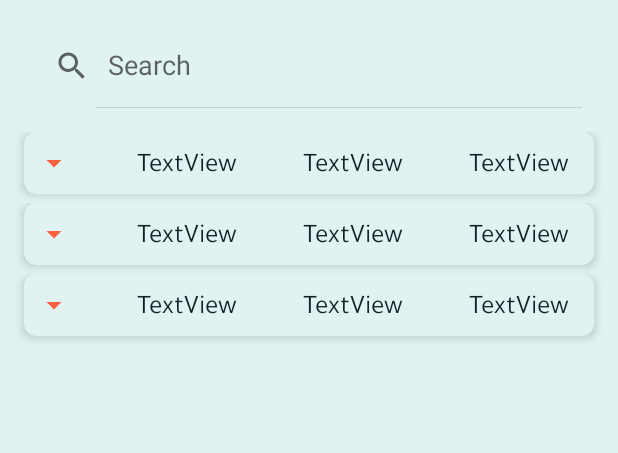
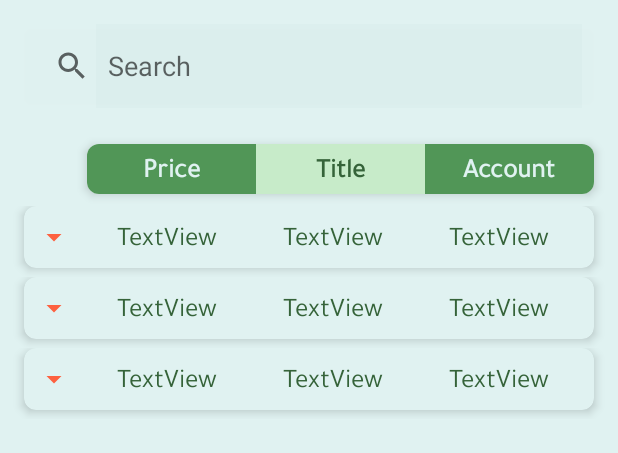
Before and after one commit to SerapErcel/Trickle, an Android app: the layout fragment_transaction.xml on its own in the app's theme, with its tools: preview values and no code run, on a phone screen of 412 x 824 dp. Shown: the top 453 px of the screen. Run offline under Robolectric (Android 15) with nearby library versions, the light colour scheme and no system bars.

Commit message:
Update transactions design

```diff
--- a/app/src/main/res/layout/fragment_transaction.xml
+++ b/app/src/main/res/layout/fragment_transaction.xml
@@ -11,23 +11,90 @@
         android:layout_width="match_parent"
         android:layout_height="?attr/actionBarSize"
         android:layout_margin="16dp"
-        android:backgroundTint="@color/primaryColor"
+        android:queryHint="Search"
         android:elevation="8dp"
+        android:queryBackground="@color/primaryColorTransparent"
+        android:background="@color/primaryColorTransparent"
+        android:backgroundTint="@color/primaryColorTransparent"
         android:iconifiedByDefault="false"
-        android:queryHint="Search"
         app:layout_constraintEnd_toEndOf="parent"
         app:layout_constraintStart_toStartOf="parent"
         app:layout_constraintTop_toTopOf="parent" />
+
+    <androidx.cardview.widget.CardView
+        android:id="@+id/cvTitles"
+        android:layout_width="0dp"
+        android:layout_marginStart="58dp"
+        android:layout_marginTop="24dp"
+        android:layout_marginEnd="16dp"
+        android:layout_height="wrap_content"
+        app:cardElevation="4dp"
+        app:cardCornerRadius="8dp"
+        app:layout_constraintBottom_toTopOf="@+id/rvLastTransactions"
+        app:layout_constraintEnd_toEndOf="parent"
+        app:layout_constraintStart_toStartOf="parent"
+        app:layout_constraintTop_toBottomOf="@id/searchView">
+
+        <LinearLayout
+            android:id="@+id/layoutTitles"
+            android:layout_width="match_parent"
+            android:layout_height="match_parent">
+
+            <com.google.android.material.textview.MaterialTextView
+                android:id="@+id/tvPriceTitle"
+                android:layout_width="match_parent"
+                android:layout_height="wrap_content"
+                android:layout_weight="1"
+                android:background="@color/titleBackgroundColor2"
+                android:textColor="@color/textColor"
+                android:paddingTop="4dp"
+                android:paddingBottom="4dp"
+                android:text="@string/price"
+                android:textAlignment="center"
+                android:textSize="18sp"
+                android:textStyle="bold" />
+
+            <com.google.android.material.textview.MaterialTextView
+                android:id="@+id/tvNameTitle"
+                android:layout_width="match_parent"
+                android:layout_height="wrap_content"
+                android:layout_weight="1"
+                android:paddingTop="4dp"
+                android:background="@color/titleBackgroundColor1"
+                android:textColor="@color/darkTextColor"
+                android:paddingBottom="4dp"
+                android:text="@string/title"
+                android:textAlignment="center"
+                android:textSize="18sp"
+                android:textStyle="bold" />
+
+            <com.google.android.material.textview.MaterialTextView
+                android:id="@+id/tvAccountTitle"
+                android:layout_width="match_parent"
+                android:layout_height="wrap_content"
+                android:layout_weight="1"
+                android:background="@color/titleBackgroundColor2"
+                android:textColor="@color/textColor"
+                android:paddingTop="4dp"
+                android:paddingBottom="4dp"
+                android:text="@string/account"
+                android:textAlignment="center"
+                android:textSize="18sp"
+                android:textStyle="bold" />
+
+        </LinearLayout>
+    </androidx.cardview.widget.CardView>
+
 
     <androidx.recyclerview.widget.RecyclerView
         android:id="@+id/rvLastTransactions"
         android:layout_width="0dp"
         android:layout_height="0dp"
-        android:layout_marginTop="16dp"
+        android:layout_marginTop="8dp"
         app:layout_constraintBottom_toBottomOf="parent"
         app:layout_constraintEnd_toEndOf="parent"
         app:layout_constraintStart_toStartOf="parent"
-        app:layout_constraintTop_toBottomOf="@+id/searchView"
+        app:layout_constraintTop_toBottomOf="@+id/cvTitles"
         tools:listitem="@layout/last_transaction_card" />
 
 </androidx.constraintlayout.widget.ConstraintLayout>
--- a/app/src/main/res/layout/last_transaction_card.xml
+++ b/app/src/main/res/layout/last_transaction_card.xml
@@ -24,7 +24,7 @@
                 android:id="@+id/ivLastTransactionIcon"
                 android:layout_width="wrap_content"
                 android:layout_height="wrap_content"
-                android:layout_marginStart="8dp"
+                android:layout_marginHorizontal="8dp"
                 app:layout_constraintBottom_toBottomOf="parent"
                 app:layout_constraintEnd_toStartOf="@+id/tvLastTransactionAmount"
                 app:layout_constraintHorizontal_bias="0.5"
@@ -37,11 +37,13 @@
 
             <com.google.android.material.textview.MaterialTextView
                 android:id="@+id/tvLastTransactionAmount"
-                android:layout_width="wrap_content"
+                android:layout_width="0dp"
                 android:layout_height="wrap_content"
                 android:paddingVertical="4dp"
                 android:textColor="@color/darkTextColor"
                 android:textSize="18sp"
+                android:maxLines="3"
+                android:textAlignment="center"
                 app:layout_constraintBottom_toBottomOf="parent"
                 app:layout_constraintEnd_toStartOf="@+id/tvLastTransactionName"
                 app:layout_constraintHorizontal_bias="0.5"
@@ -52,11 +54,13 @@
 
             <com.google.android.material.textview.MaterialTextView
                 android:id="@+id/tvLastTransactionName"
-                android:layout_width="wrap_content"
+                android:layout_width="0dp"
                 android:layout_height="wrap_content"
                 android:paddingVertical="4dp"
                 android:textColor="@color/darkTextColor"
                 android:textSize="18sp"
+                android:maxLines="3"
+                android:textAlignment="center"
                 app:layout_constraintBottom_toBottomOf="parent"
                 app:layout_constraintEnd_toStartOf="@+id/tvLastTransactionAccount"
                 app:layout_constraintHorizontal_bias="0.5"
@@ -67,12 +71,14 @@
 
             <com.google.android.material.textview.MaterialTextView
                 android:id="@+id/tvLastTransactionAccount"
-                android:layout_width="wrap_content"
+                android:layout_width="0dp"
                 android:layout_height="wrap_content"
-                android:layout_marginEnd="16dp"
+                android:layout_marginEnd="8dp"
                 android:paddingVertical="4dp"
                 android:textColor="@color/darkTextColor"
                 android:textSize="18sp"
+                android:maxLines="3"
+                android:textAlignment="center"
                 app:layout_constraintBottom_toBottomOf="parent"
                 app:layout_constraintEnd_toEndOf="parent"
                 app:layout_constraintHorizontal_bias="0.5"
--- a/app/src/main/res/values-night/colors.xml
+++ b/app/src/main/res/values-night/colors.xml
@@ -19,8 +19,9 @@
     <color name="backgroundColor">#122226</color>
     <color name="primaryColorTransparent">#07006978</color>
     <color name="greyColor">#aebfbe</color>
-    <color name="textColor">#e0f2f1</color>
+    <color name="textColor">#f0f2f1</color>
     <color name="darkTextColor">#e0f2f1</color>
     <color name="orange">#FD6140</color>
-
+    <color name="titleBackgroundColor1">#81c784</color>
+    <color name="titleBackgroundColor2">#519657</color>
 </resources>
--- a/app/src/main/res/values/colors.xml
+++ b/app/src/main/res/values/colors.xml
@@ -20,7 +20,8 @@
     <color name="primaryColorTransparent">#074f9a94</color>
     <color name="greyColor">#aebfbe</color>
     <color name="textColor">#e0f2f1</color>
-    <color name="darkTextColor">#122226</color>
+    <color name="darkTextColor">#356339</color>
     <color name="orange">#FD6140</color>
-
+    <color name="titleBackgroundColor1">#c7ebc9</color>
+    <color name="titleBackgroundColor2">#519657</color>
 </resources>
--- a/app/src/main/res/values/styles.xml
+++ b/app/src/main/res/values/styles.xml
@@ -11,7 +11,7 @@
         <item name="android:layout_weight">1</item>
         <item name="android:layout_height">match_parent</item>
         <item name="android:layout_width">0dp</item>
-        <item name="android:background" >@color/primaryColorTransparent</item>
+        <item name="android:background">@color/primaryColorTransparent</item>
         <item name="android:textSize">32sp</item>
         <item name="android:textColor">@color/primaryDarkColor</item>
     </style>
@@ -20,7 +20,7 @@
         <item name="android:layout_weight">1</item>
         <item name="android:layout_height">match_parent</item>
         <item name="android:layout_width">0dp</item>
-        <item name="android:background" >@color/primaryColorTransparent</item>
+        <item name="android:background">@color/primaryColorTransparent</item>
         <item name="android:textSize">30sp</item>
         <item name="android:textColor">@color/secondaryColor</item>
     </style>
```
